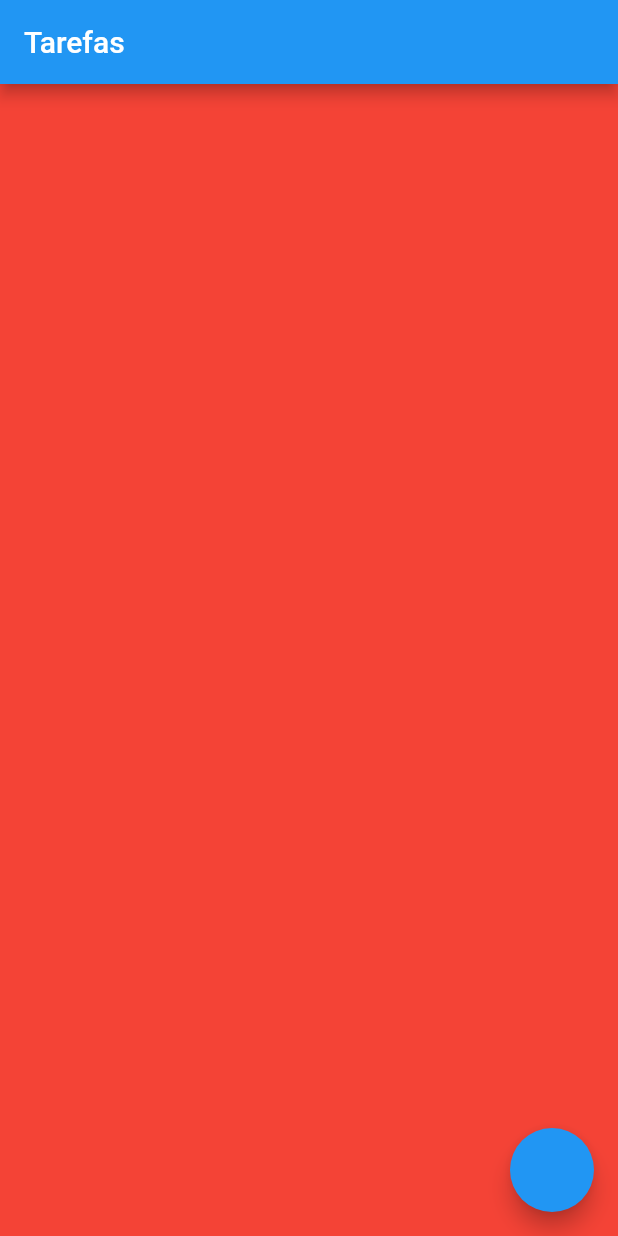
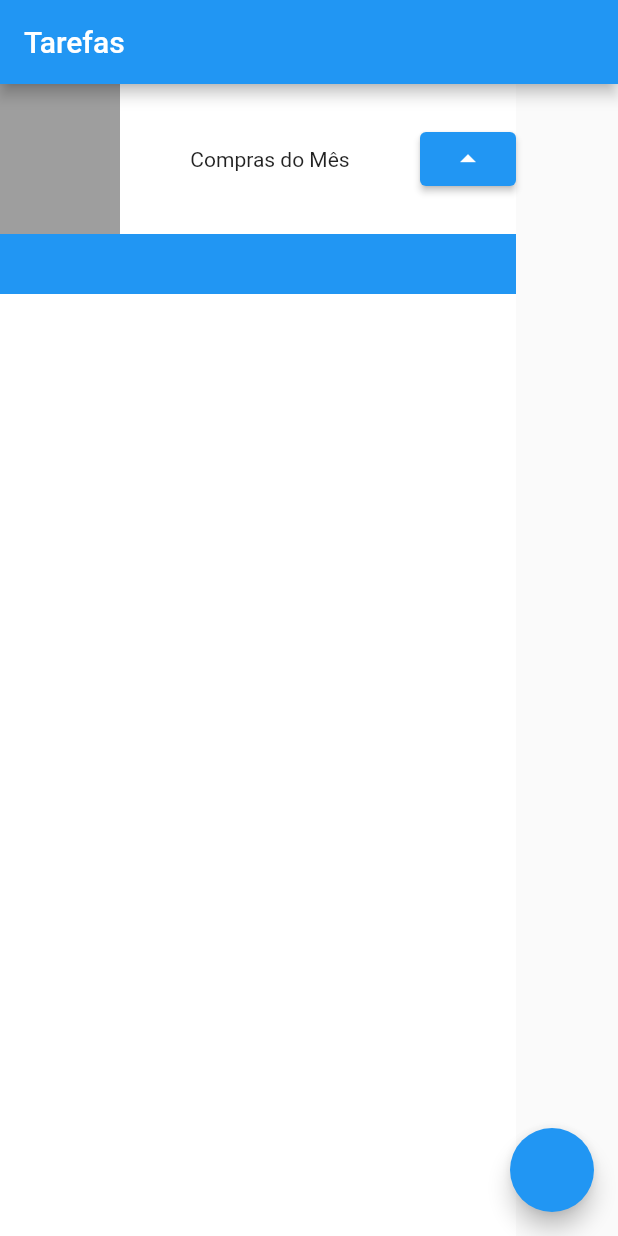
Before and after one commit to JoseCardoso-dev/listinha_de_tarefa_app, a Flutter app: the screen it shows after launch, on a phone screen of 412 x 824 dp. Run offline on Flutter 3.47's test engine with Material 2 defaults, Android fonts, the phone set to English and light mode, and no system bars.

Commit message:
created display base of project

```diff
--- a/lib/main.dart
+++ b/lib/main.dart
@@ -19,7 +19,39 @@ class MyApp extends StatelessWidget {
         appBar: AppBar(
           title: const Text('Tarefas'),
         ),
-        body: Container(color: Colors.red),
+        body: Container(
+          color: Colors.white,
+          child: Column(children: [
+            Stack(
+              children: [
+                Container(
+                  color: Colors.blue,
+                  width: 344,
+                  height: 140,
+                ),
+                Container(
+                  color: Colors.white,
+                  width: 344,
+                  height: 100,
+                  child: Row(
+                    mainAxisAlignment: MainAxisAlignment.spaceBetween,
+                    children: [
+                      Container(
+                        color: Colors.grey,
+                        width: 80,
+                        height: 100,
+                      ),
+                      const Text('Compras do Mês'),
+                      ElevatedButton(
+                          onPressed: () {},
+                          child: const Icon(Icons.arrow_drop_up)),
+                    ],
+                  ),
+                )
+              ],
+            )
+          ]),
+        ),
         floatingActionButton: FloatingActionButton(onPressed: () {}),
       ),
     );
```
